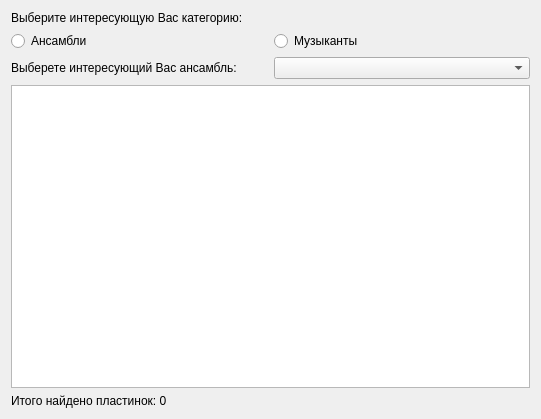
Qt form showwindow.ui (Simon0013/qt_cpp_database_app) before a commit.
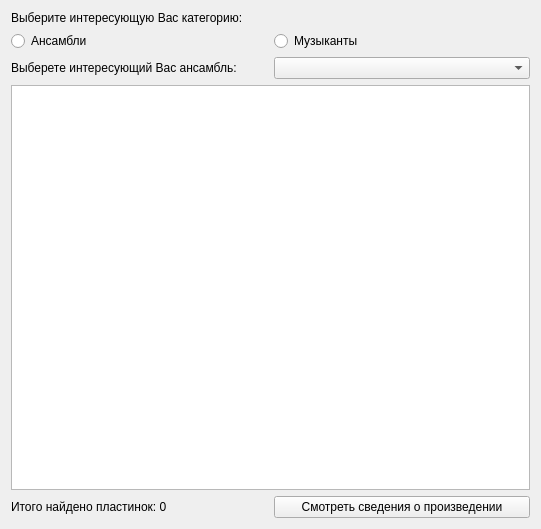
The same form after that commit.

Commit message: Доработка интерфейса просмотра музыкальных исполнений.

Diff of the .ui file:
```diff
--- a/showwindow.ui
+++ b/showwindow.ui
@@ -7,7 +7,7 @@
     <x>0</x>
     <y>0</y>
     <width>541</width>
-    <height>419</height>
+    <height>529</height>
    </rect>
   </property>
   <property name="windowTitle">
@@ -55,6 +55,13 @@
      </property>
     </widget>
    </item>
+   <item row="4" column="1">
+    <widget class="QPushButton" name="showCompButton">
+     <property name="text">
+      <string>Смотреть сведения о произведении</string>
+     </property>
+    </widget>
+   </item>
   </layout>
  </widget>
  <resources/>
```
The commit also changes 6 other files.
